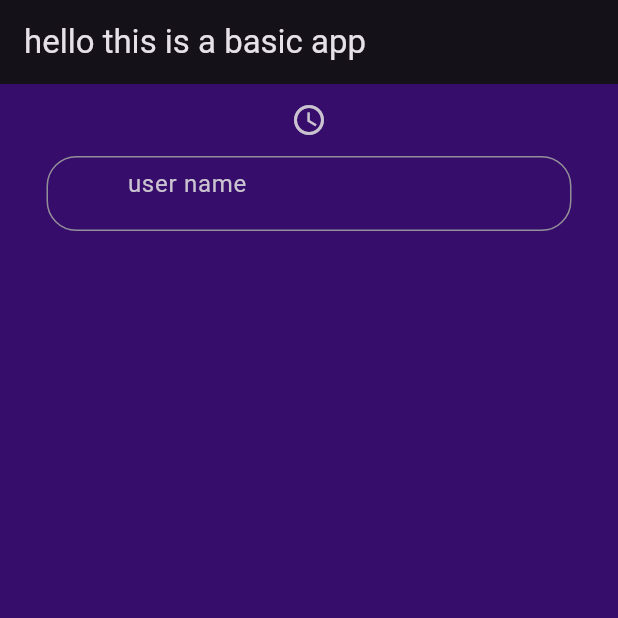
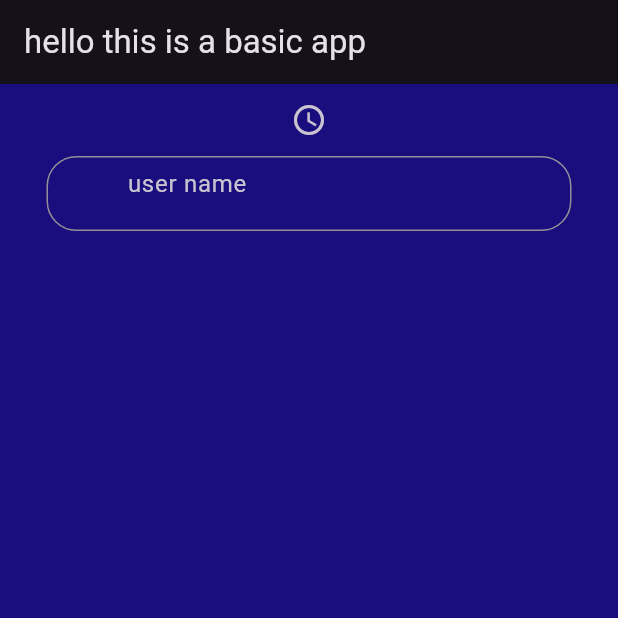
Before and after one commit to Jinsonjijy/sample_flutter, a Flutter app: the screen it shows after launch, on a phone screen of 412 x 824 dp, the top half of it. Run offline on Flutter 3.47's test engine with Material 3 defaults, Android fonts, the phone set to English and light mode, and no system bars.

Commit message:
commit for changing the color of background

```diff
--- a/lib/main.dart
+++ b/lib/main.dart
@@ -27,7 +27,7 @@ class homescreen extends StatelessWidget {
       ),
       body: Container(
         decoration:BoxDecoration(
-          color: const Color.fromARGB(136, 86, 8, 182)
+          color: const Color.fromARGB(135, 32, 8, 214)
 
         ) ,
         child: Column(
```
